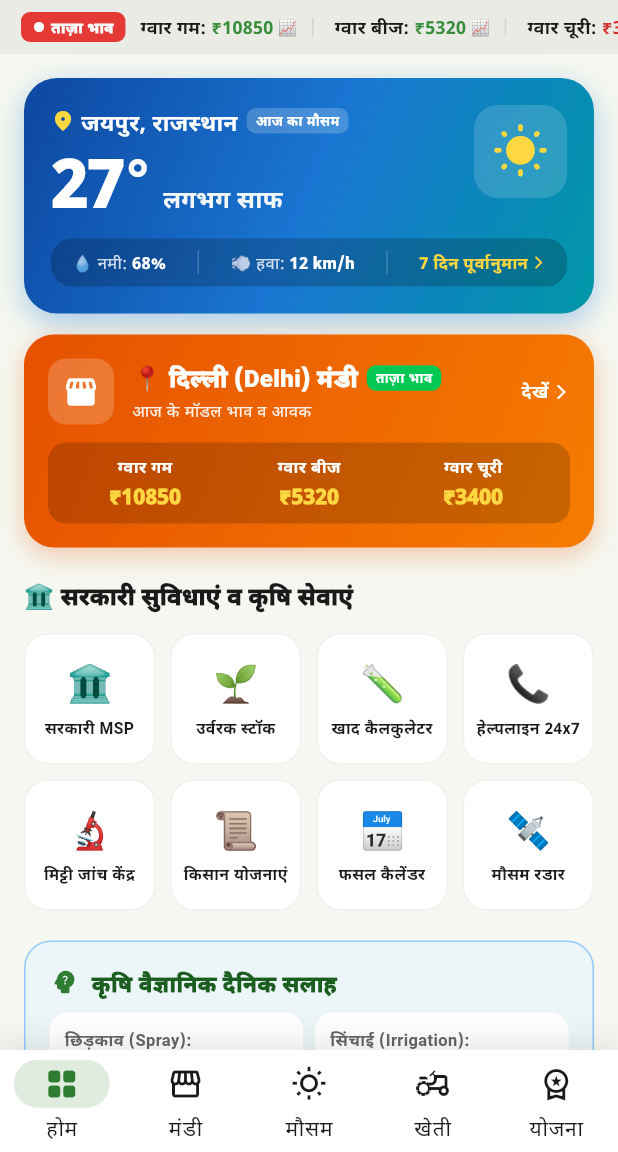
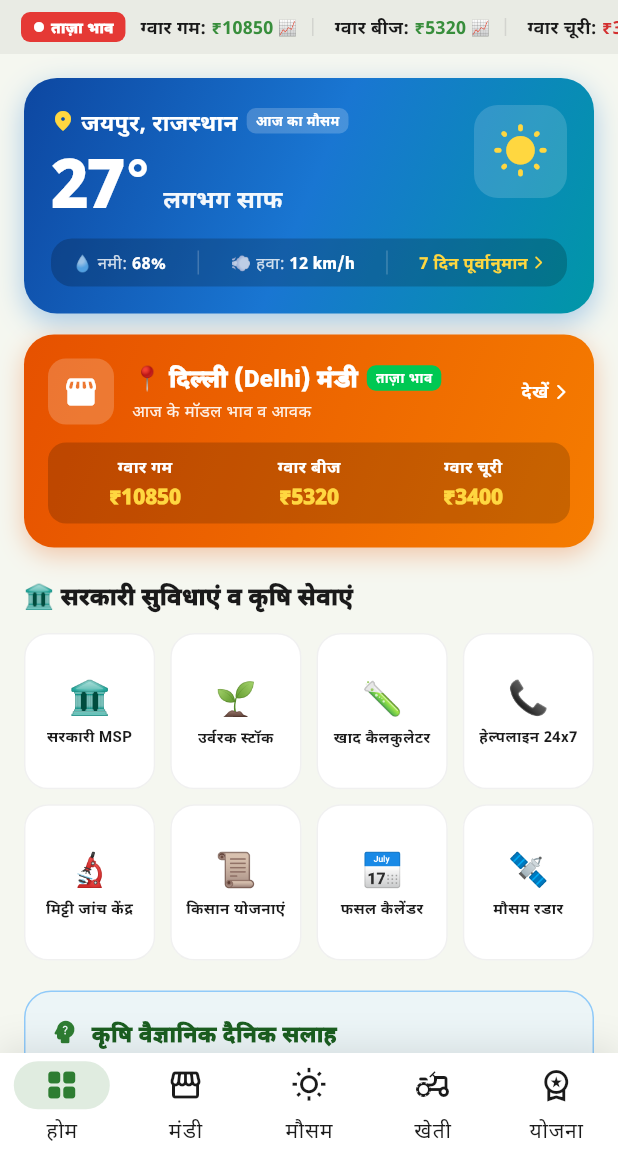
Before and after one commit to ushamdsu-lab/kisanmandibhav, a Flutter app: the screen it shows after launch, on a phone screen of 412 x 824 dp, the part 84-1236 px from its top. Run offline on Flutter 3.47's test engine with Material 3 defaults, Android fonts, the phone set to English and light mode, and no system bars; our stand-ins replace flutter_animate, geolocator, go_router, google_fonts, google_mobile_ads, shared_preferences and 2 more; missing offline and left inert: dart:html, dart:ui_web; network calls fail.

Commit message:
fix: resolve bottom overflow on dashboard grid tiles, crop cards and navigation bar

```diff
--- a/lib/screens/dashboard/dashboard_screen.dart
+++ b/lib/screens/dashboard/dashboard_screen.dart
@@ -177,6 +177,7 @@ class _DashboardScreenState extends State<DashboardScreen> {
                           physics: const NeverScrollableScrollPhysics(),
                           mainAxisSpacing: 10,
                           crossAxisSpacing: 10,
+                          childAspectRatio: 0.84,
                           children: [
                             _buildGridTile(
                               context,
@@ -283,7 +284,7 @@ class _DashboardScreenState extends State<DashboardScreen> {
       onTap: onTap,
       borderRadius: BorderRadius.circular(16),
       child: Container(
-        padding: const EdgeInsets.symmetric(horizontal: 4, vertical: 8),
+        padding: const EdgeInsets.symmetric(horizontal: 4, vertical: 6),
         decoration: BoxDecoration(
           color: Theme.of(context).cardTheme.color,
           borderRadius: BorderRadius.circular(16),
@@ -292,14 +293,16 @@ class _DashboardScreenState extends State<DashboardScreen> {
         child: Column(
           mainAxisAlignment: MainAxisAlignment.center,
           children: [
-            Text(emoji, style: const TextStyle(fontSize: 24)),
-            const SizedBox(height: 4),
-            Text(
-              title,
-              textAlign: TextAlign.center,
-              style: const TextStyle(fontSize: 10.5, fontWeight: FontWeight.w700),
-              maxLines: 2,
-              overflow: TextOverflow.ellipsis,
+            Text(emoji, style: const TextStyle(fontSize: 22)),
+            const SizedBox(height: 3),
+            Flexible(
+              child: Text(
+                title,
+                textAlign: TextAlign.center,
+                style: const TextStyle(fontSize: 10, fontWeight: FontWeight.w700),
+                maxLines: 2,
+                overflow: TextOverflow.ellipsis,
+              ),
             ),
           ],
         ),
--- a/lib/screens/kheti/kheti_screen.dart
+++ b/lib/screens/kheti/kheti_screen.dart
@@ -229,7 +229,7 @@ class _KhetiScreenState extends State<KhetiScreen> {
                       crossAxisCount: 2,
                       crossAxisSpacing: 12,
                       mainAxisSpacing: 12,
-                      childAspectRatio: 0.82,
+                      childAspectRatio: 0.78,
                     ),
                     delegate: SliverChildBuilderDelegate(
                       (context, index) {
--- a/lib/screens/shell_screen.dart
+++ b/lib/screens/shell_screen.dart
@@ -30,13 +30,15 @@ class ShellScreen extends StatelessWidget {
             ),
           ],
         ),
+        child: SafeArea(
+          top: false,
           child: NavigationBar(
             selectedIndex: navigationShell.currentIndex,
             onDestinationSelected: _onTabTapped,
             backgroundColor: isDark ? AppColors.surfaceDark : AppColors.surface,
             indicatorColor: AppColors.primary.withValues(alpha: 0.15),
             animationDuration: const Duration(milliseconds: 400),
-          height: 68,
+            height: 66,
             labelBehavior: NavigationDestinationLabelBehavior.alwaysShow,
           destinations: const [
             NavigationDestination(
@@ -67,6 +69,7 @@ class ShellScreen extends StatelessWidget {
           ],
         ),
       ),
+    ),
   );
 }
 }
```
Lines whose indentation alone changed are shown as unchanged.
